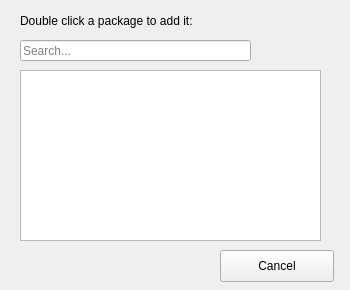
Above: vcbld-gui/add.ui from dreamplayerzhang/vcbld before the change. Below: the same form after it.
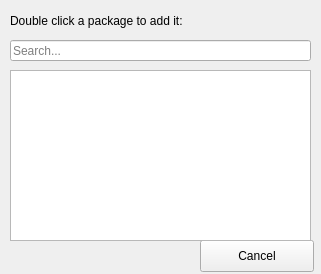
That is the form after the change.

What changed in the file:
```diff
--- a/vcbld-gui/add.ui
+++ b/vcbld-gui/add.ui
@@ -6,8 +6,8 @@
    <rect>
     <x>0</x>
     <y>0</y>
-    <width>350</width>
-    <height>290</height>
+    <width>321</width>
+    <height>274</height>
    </rect>
   </property>
   <property name="windowTitle">
@@ -17,8 +17,8 @@
    <widget class="QPushButton" name="pushButton">
     <property name="geometry">
      <rect>
-      <x>220</x>
-      <y>250</y>
+      <x>200</x>
+      <y>240</y>
       <width>114</width>
       <height>32</height>
      </rect>
@@ -30,7 +30,7 @@
    <widget class="QListWidget" name="listWidget">
     <property name="geometry">
      <rect>
-      <x>20</x>
+      <x>10</x>
       <y>70</y>
       <width>301</width>
       <height>171</height>
@@ -40,7 +40,7 @@
    <widget class="QLabel" name="label">
     <property name="geometry">
      <rect>
-      <x>20</x>
+      <x>10</x>
       <y>10</y>
       <width>251</width>
       <height>21</height>
@@ -53,9 +53,9 @@
    <widget class="QLineEdit" name="lineEdit">
     <property name="geometry">
      <rect>
-      <x>20</x>
+      <x>10</x>
       <y>40</y>
-      <width>231</width>
+      <width>301</width>
       <height>21</height>
      </rect>
     </property>
```
